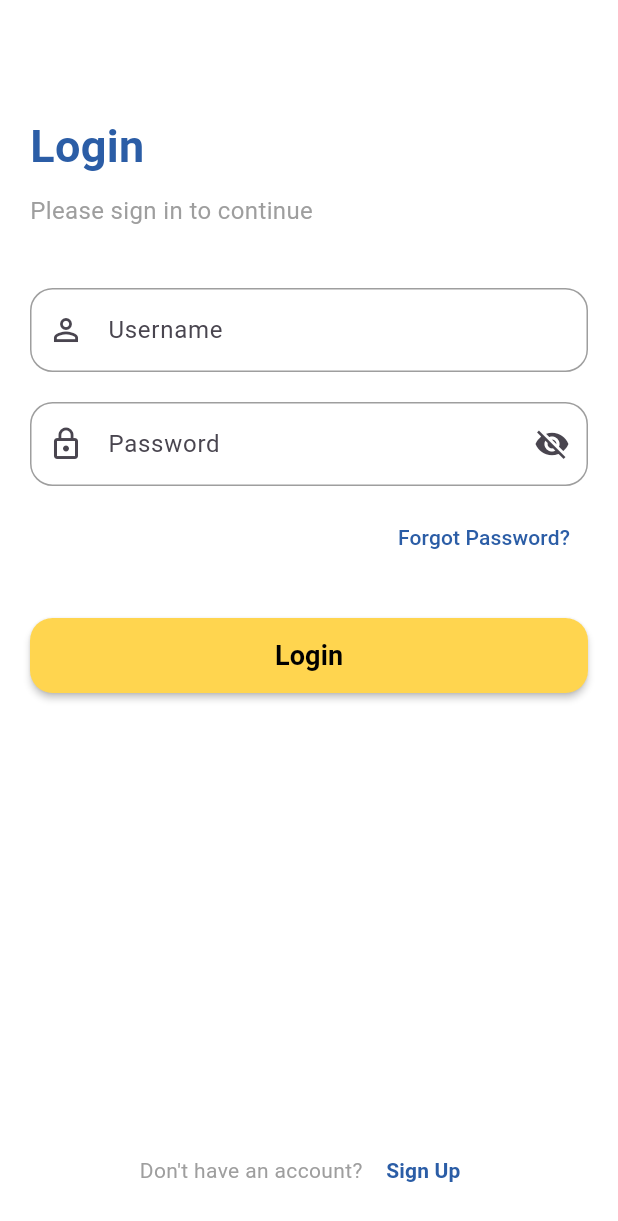
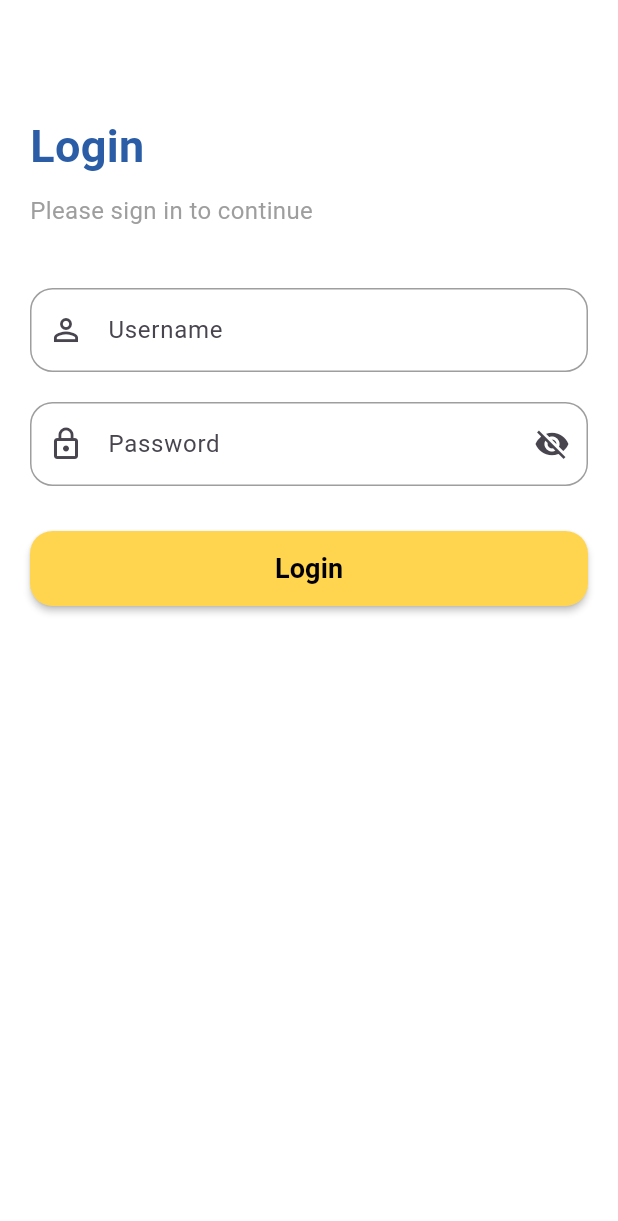
Before and after one commit to Arvidion/TPM_Tugas3, a Flutter app: the screen it shows after launch, after a tap on "Get Started", on a phone screen of 412 x 824 dp. Shown: the top 1221 px of the screen. Run offline on Flutter 3.47's test engine with Material 3 defaults, Android fonts, the phone set to English and light mode, and no system bars; our stand-ins replace flutter_map, geolocator, latlong2, shared_preferences.

Commit message:
edit ui login

```diff
--- a/tugaskelompok/lib/loginpage.dart
+++ b/tugaskelompok/lib/loginpage.dart
@@ -15,8 +15,7 @@ class _LoginPageState extends State<LoginPage> {
   bool _isPasswordVisible = false;
 
   void _login() async {
-    if (_usernameController.text == 'a' &&
-        _passwordController.text == 'a') {
+    if (_usernameController.text == 'a' && _passwordController.text == 'a') {
       await SessionManager.saveLoginSession(); // Simpan session
       Navigator.pushReplacement(
         context,
@@ -75,7 +74,8 @@ class _LoginPageState extends State<LoginPage> {
                 ),
                 focusedBorder: OutlineInputBorder(
                   borderRadius: BorderRadius.circular(15),
-                  borderSide: const BorderSide(color: Color(0xFF90BFFF), width: 2.0),
+                  borderSide:
+                      const BorderSide(color: Color(0xFF90BFFF), width: 2.0),
                 ),
               ),
             ),
@@ -89,7 +89,9 @@ class _LoginPageState extends State<LoginPage> {
                 prefixIcon: const Icon(Icons.lock_outline),
                 suffixIcon: IconButton(
                   icon: Icon(
-                    _isPasswordVisible ? Icons.visibility : Icons.visibility_off,
+                    _isPasswordVisible
+                        ? Icons.visibility
+                        : Icons.visibility_off,
                   ),
                   onPressed: () {
                     setState(() {
@@ -106,25 +108,26 @@ class _LoginPageState extends State<LoginPage> {
                 ),
                 focusedBorder: OutlineInputBorder(
                   borderRadius: BorderRadius.circular(15),
-                  borderSide: const BorderSide(color: Color(0xFF90BFFF), width: 2.0),
+                  borderSide:
+                      const BorderSide(color: Color(0xFF90BFFF), width: 2.0),
                 ),
               ),
             ),
-            const SizedBox(height: 10),
-            Align(
-              alignment: Alignment.centerRight,
-              child: TextButton(
-                onPressed: () {
-                  // Forgot password functionality would go here
-                },
-                child: const Text(
-                  "Forgot Password?",
-                  style: TextStyle(
-                    color: Color(0xFF2B5DA6),
-                  ),
-                ),
-              ),
-            ),
+            // const SizedBox(height: 10),
+            // Align(
+            //   alignment: Alignment.centerRight,
+            //   child: TextButton(
+            //     onPressed: () {
+            //       // Forgot password functionality would go here
+            //     },
+            //     child: const Text(
+            //       "Forgot Password?",
+            //       style: TextStyle(
+            //         color: Color(0xFF2B5DA6),
+            //       ),
+            //     ),
+            //   ),
+            // ),
             const SizedBox(height: 30),
             // Login button
             SizedBox(
@@ -151,29 +154,29 @@ class _LoginPageState extends State<LoginPage> {
             ),
             const Spacer(),
             // Sign up text
-            Center(
-              child: Row(
-                mainAxisAlignment: MainAxisAlignment.center,
-                children: [
-                  const Text(
-                    "Don't have an account? ",
-                    style: TextStyle(color: Colors.grey),
-                  ),
-                  TextButton(
-                    onPressed: () {
-                      // Sign up functionality would go here
-                    },
-                    child: const Text(
-                      "Sign Up",
-                      style: TextStyle(
-                        color: Color(0xFF2B5DA6),
-                        fontWeight: FontWeight.bold,
-                      ),
-                    ),
-                  ),
-                ],
-              ),
-            ),
+            // Center(
+            //   child: Row(
+            //     mainAxisAlignment: MainAxisAlignment.center,
+            //     children: [
+            //       const Text(
+            //         "Don't have an account? ",
+            //         style: TextStyle(color: Colors.grey),
+            //       ),
+            //       TextButton(
+            //         onPressed: () {
+            //           // Sign up functionality would go here
+            //         },
+            //         child: const Text(
+            //           "Sign Up",
+            //           style: TextStyle(
+            //             color: Color(0xFF2B5DA6),
+            //             fontWeight: FontWeight.bold,
+            //           ),
+            //         ),
+            //       ),
+            //     ],
+            //   ),
+            // ),
           ],
         ),
       ),
```
Also changed, not shown: 4 other files.
